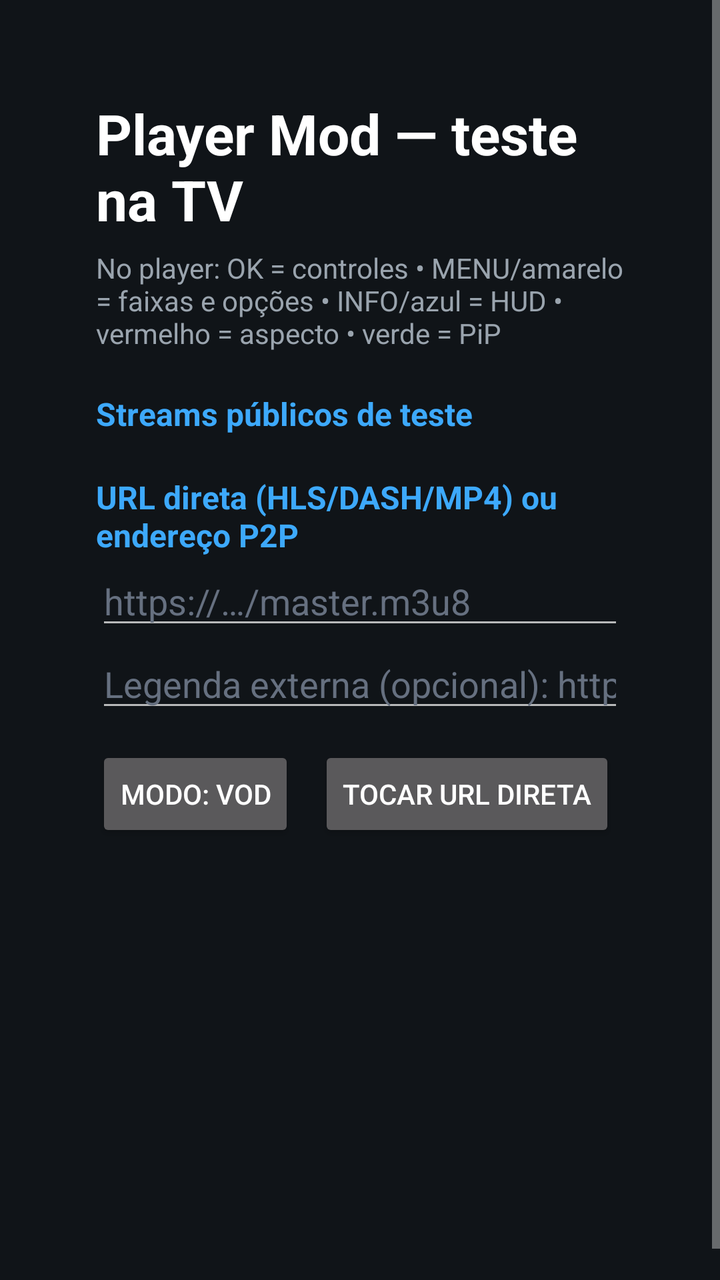
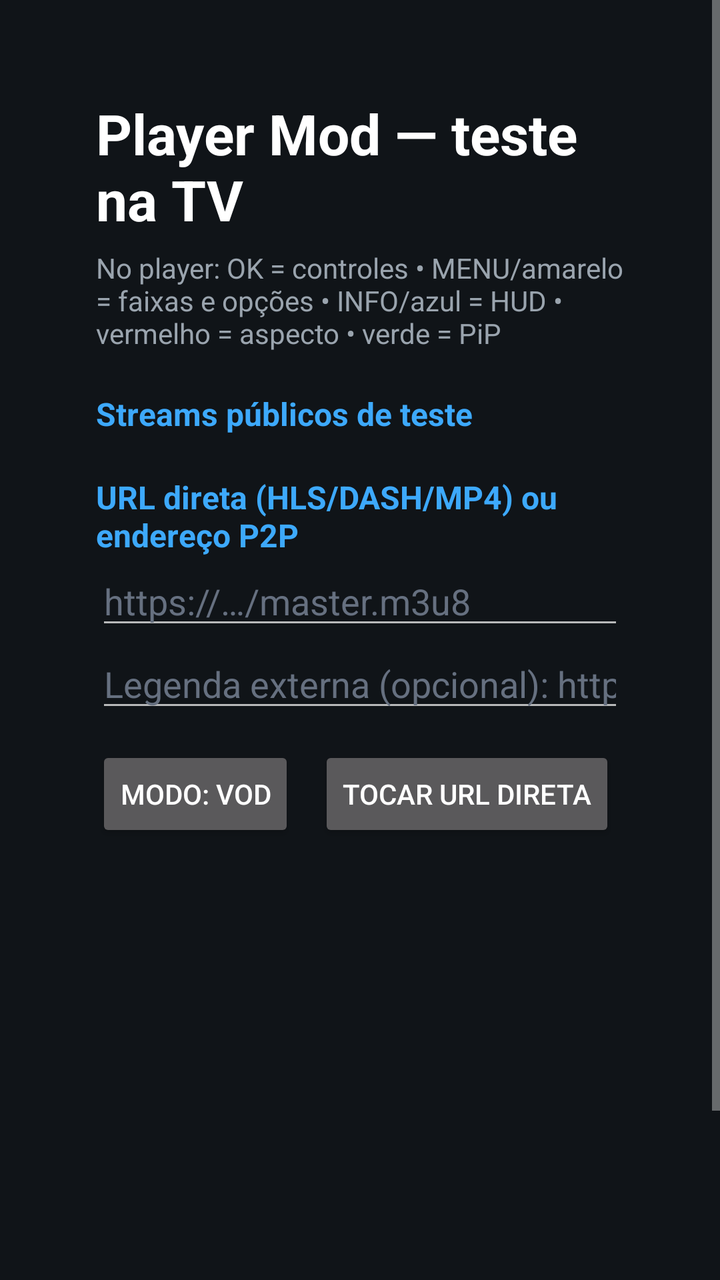

The first picture is an Android layout as it rendered before a commit; the second is the same layout after the commit. The layout source and the unified diff follow.
<!-- AndroidManifest.xml: activity theme Theme.Player -->
<!-- res/layout/activity_main.xml -->
<?xml version="1.0" encoding="utf-8"?>
<ScrollView xmlns:android="http://schemas.android.com/apk/res/android"
    android:layout_width="match_parent"
    android:layout_height="match_parent"
    android:background="#101418"
    android:fillViewport="true">

    <LinearLayout
        android:layout_width="match_parent"
        android:layout_height="wrap_content"
        android:orientation="vertical"
        android:padding="48dp">

        <TextView
            android:layout_width="wrap_content"
            android:layout_height="wrap_content"
            android:text="Player Mod — teste na TV"
            android:textColor="#FFFFFF"
            android:textSize="28sp"
            android:textStyle="bold" />

        <TextView
            android:layout_width="wrap_content"
            android:layout_height="wrap_content"
            android:layout_marginTop="6dp"
            android:layout_marginBottom="20dp"
            android:text="No player: OK = controles • MENU/amarelo = faixas e opções • INFO/azul = HUD • vermelho = aspecto • verde = PiP"
            android:textColor="#9AA4AE"
            android:textSize="14sp" />

        <TextView
            android:layout_width="wrap_content"
            android:layout_height="wrap_content"
            android:text="Streams públicos de teste"
            android:textColor="#3DA9FC"
            android:textSize="16sp"
            android:textStyle="bold" />

        <LinearLayout
            android:id="@+id/presets"
            android:layout_width="match_parent"
            android:layout_height="wrap_content"
            android:layout_marginBottom="20dp"
            android:orientation="vertical" />

        <TextView
            android:layout_width="wrap_content"
            android:layout_height="wrap_content"
            android:text="URL direta (HLS/DASH/MP4) ou endereço P2P"
            android:textColor="#3DA9FC"
            android:textSize="16sp"
            android:textStyle="bold" />

        <EditText
            android:id="@+id/url"
            android:layout_width="match_parent"
            android:layout_height="wrap_content"
            android:hint="https://…/master.m3u8"
            android:inputType="textUri"
            android:singleLine="true"
            android:textColor="#FFFFFF"
            android:textColorHint="#667080" />

        <EditText
            android:id="@+id/sub_url"
            android:layout_width="match_parent"
            android:layout_height="wrap_content"
            android:hint="Legenda externa (opcional): https://…/legenda.srt"
            android:inputType="textUri"
            android:singleLine="true"
            android:textColor="#FFFFFF"
            android:textColorHint="#667080" />

        <LinearLayout
            android:layout_width="match_parent"
            android:layout_height="wrap_content"
            android:layout_marginTop="12dp"
            android:orientation="horizontal">

            <Button
                android:id="@+id/btn_live"
                android:layout_width="wrap_content"
                android:layout_height="wrap_content"
                android:text="Modo: VOD" />

            <Button
                android:id="@+id/btn_play_url"
                android:layout_width="wrap_content"
                android:layout_height="wrap_content"
                android:layout_marginStart="12dp"
                android:text="Tocar URL direta" />

            <Button
                android:id="@+id/btn_play_p2p"
                android:layout_width="wrap_content"
                android:layout_height="wrap_content"
                android:layout_marginStart="12dp"
                android:text="Tocar via P2P" />
        </LinearLayout>
    </LinearLayout>
</ScrollView>
<!-- resources referenced by this layout -->
<resources>
  <style name="Theme.Player" parent="Theme.AppCompat.NoActionBar">
          <item name="android:windowNoTitle">true</item>
          <item name="android:windowFullscreen">true</item>
          <item name="android:windowBackground">@android:color/black</item>
      </style>
</resources>

<!-- the commit's change to res/layout/activity_main.xml (unified diff, before → after) -->
@@ -91,6 +91,13 @@
                 android:text="Tocar URL direta" />
 
             <Button
+                android:id="@+id/btn_load_list"
+                android:layout_width="wrap_content"
+                android:layout_height="wrap_content"
+                android:layout_marginStart="12dp"
+                android:text="Carregar lista M3U" />
+
+            <Button
                 android:id="@+id/btn_play_p2p"
                 android:layout_width="wrap_content"
                 android:layout_height="wrap_content"
